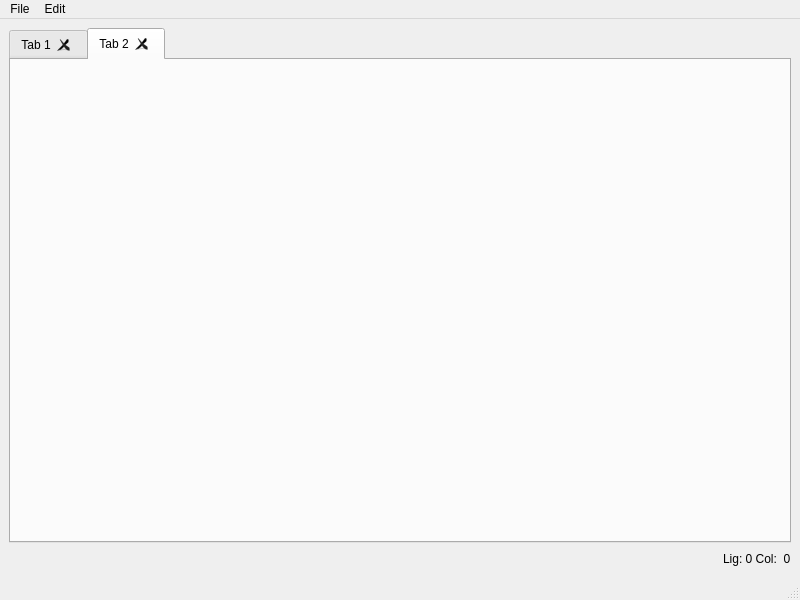
First picture: the form in mainwindow.ui, repository caytro/LineacTextEditor, before the edit.
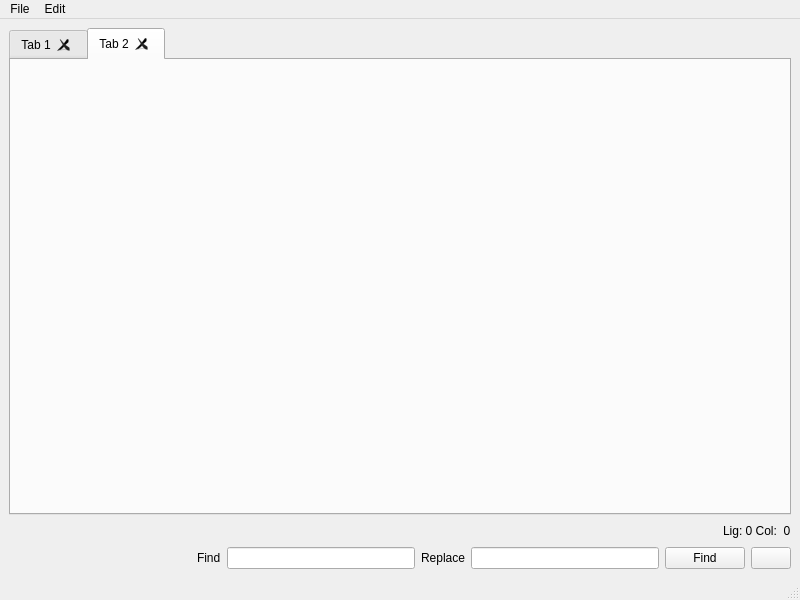
Second picture: the form after the edit. Icons and pictures are not drawn.

Commit message: fix closeTabs git add --all

```diff
--- a/mainwindow.ui
+++ b/mainwindow.ui
@@ -14,6 +14,8 @@
    <string>Lin&amp;ac Text Editor</string>
   </property>
   <widget class="QWidget" name="centralwidget">
+   <layout class="QVBoxLayout" name="verticalLayout_4">
+    <item>
    <layout class="QVBoxLayout" name="verticalLayout_2">
     <item>
      <layout class="QVBoxLayout" name="verticalLayout">
@@ -67,6 +69,69 @@
          <widget class="QLabel" name="label">
           <property name="text">
            <string>Lig: 0 Col:  0</string>
+            </property>
+           </widget>
+          </item>
+         </layout>
+        </item>
+       </layout>
+      </item>
+      <item>
+       <layout class="QHBoxLayout" name="horizontalLayoutFind">
+        <item>
+         <spacer name="horizontalSpacer_2">
+          <property name="orientation">
+           <enum>Qt::Horizontal</enum>
+          </property>
+          <property name="sizeHint" stdset="0">
+           <size>
+            <width>40</width>
+            <height>20</height>
+           </size>
+          </property>
+         </spacer>
+        </item>
+        <item>
+         <widget class="QLabel" name="label_2">
+          <property name="text">
+           <string>Find</string>
+          </property>
+         </widget>
+        </item>
+        <item>
+         <widget class="QLineEdit" name="lineEditFind"/>
+        </item>
+        <item>
+         <widget class="QLabel" name="label_3">
+          <property name="text">
+           <string>Replace</string>
+          </property>
+         </widget>
+        </item>
+        <item>
+         <widget class="QLineEdit" name="lineEdit_2"/>
+        </item>
+        <item>
+         <widget class="QPushButton" name="pushButtonFind">
+          <property name="text">
+           <string>Find</string>
+          </property>
+         </widget>
+        </item>
+        <item>
+         <widget class="QPushButton" name="pushButtonCloseFindBar">
+          <property name="sizePolicy">
+           <sizepolicy hsizetype="Minimum" vsizetype="Minimum">
+            <horstretch>0</horstretch>
+            <verstretch>0</verstretch>
+           </sizepolicy>
+          </property>
+          <property name="text">
+           <string/>
+          </property>
+          <property name="icon">
+           <iconset>
+            <normaloff>fermer.png</normaloff>fermer.png</iconset>
           </property>
          </widget>
         </item>
```
Lines whose indentation alone changed are shown as unchanged. The commit also changes 3 other files.
